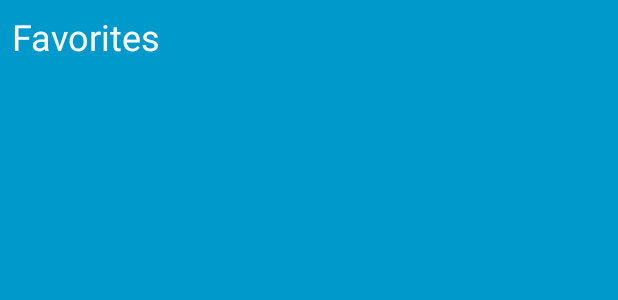
After one commit to mohamed-shaar/NewsHub, an Android app: the layout news_hub_widget.xml on its own in the app's theme, with its tools: preview values and no code run, on a phone screen of 412 x 824 dp. The commit adds this screen. Shown: the top 300 px of the screen. Run offline under Robolectric (Android 15) with nearby library versions, the phone set to English and light mode, and no system bars.

Commit message:
added widget

```diff
--- /dev/null
+++ b/app/src/main/res/layout/news_hub_widget.xml
@@ -0,0 +1,18 @@
+<LinearLayout xmlns:android="http://schemas.android.com/apk/res/android"
+    android:layout_width="match_parent"
+    android:layout_height="match_parent"
+    android:background="#09C"
+    android:padding="@dimen/widget_margin">
+
+    <TextView
+        android:id="@+id/appwidget_text"
+        android:layout_width="wrap_content"
+        android:layout_height="wrap_content"
+        android:layout_margin="8dp"
+        android:background="#09C"
+        android:contentDescription="@string/appwidget_text"
+        android:text="@string/favorites"
+        android:textColor="#ffffff"
+        android:textSize="24sp" />
+
+</LinearLayout>
--- a/app/src/main/res/values/strings.xml
+++ b/app/src/main/res/values/strings.xml
@@ -44,4 +44,6 @@
         <item>sports</item>
         <item>technology</item>
     </string-array>
+    <string name="appwidget_text">EXAMPLE</string>
+    <string name="add_widget">Add widget</string>
 </resources>
```
Also changed, not shown: app/src/main/AndroidManifest.xml (+14 -3 lines), app/src/main/java/com/example/newshub/NewsHubWidget.java (added, +47 -0 lines), app/src/main/res/values-v14/dimens.xml (added, +10 -0 lines), app/src/main/res/values/dimens.xml (added, +10 -0 lines), app/src/main/res/xml/news_hub_widget_info.xml (added, +10 -0 lines), app/src/main/res/drawable-nodpi/example_appwidget_preview.png (added).
